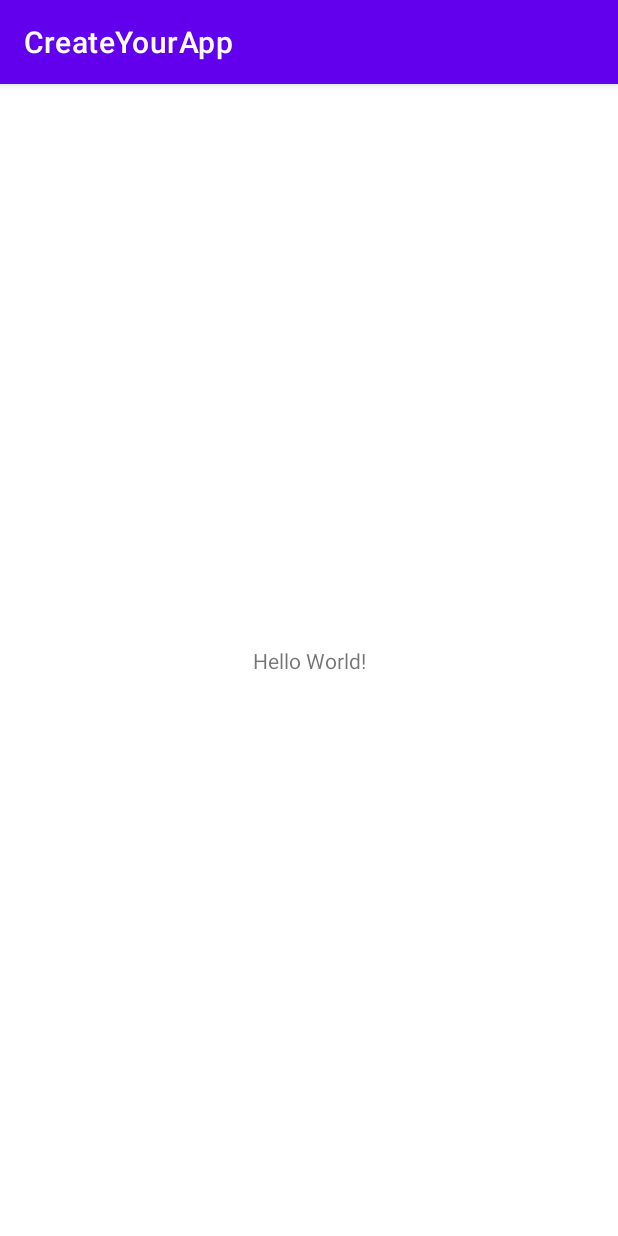
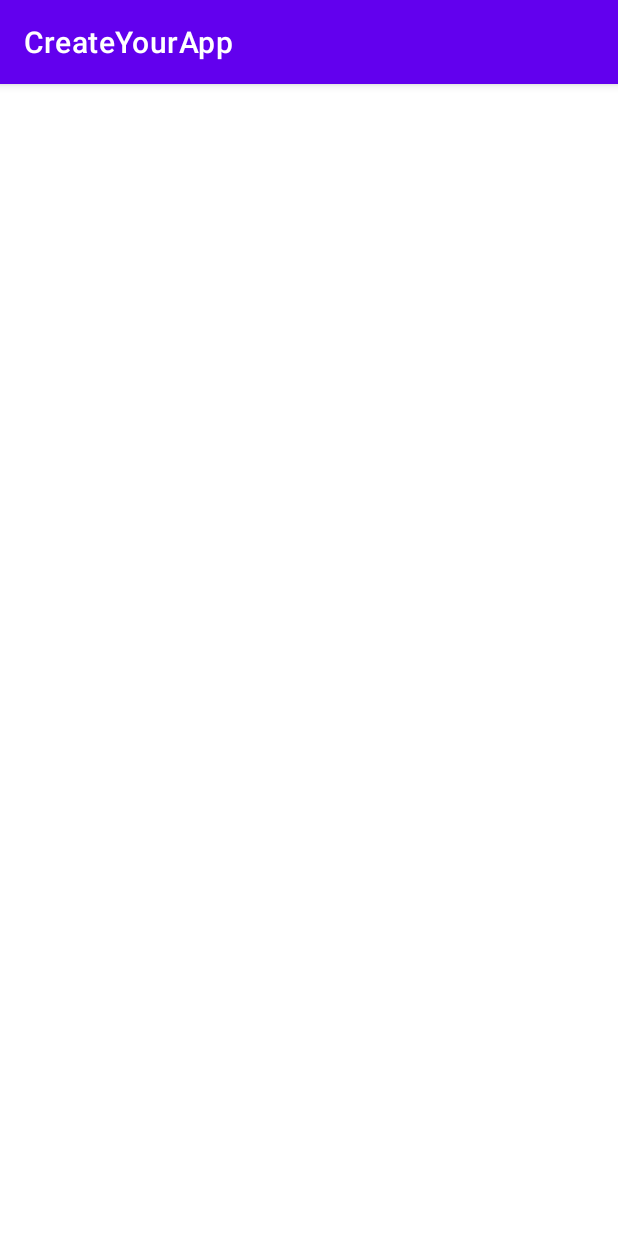
Before and after one commit to android-nerdies/CreateYourApp, an Android app: the screen it shows after launch (MainActivity), on a phone screen of 412 x 824 dp. Run offline under Robolectric (Android 15) with nearby library versions, the phone set to English and light mode, and no system bars; 1 statement that could not run was skipped.

Commit message:
First Commit

```diff
--- a/app/build.gradle
+++ b/app/build.gradle
@@ -5,7 +5,7 @@ plugins {
 
 android {
     namespace 'com.androidnerds.createyourapp'
-    compileSdk 33
+    compileSdk 34
 
     defaultConfig {
         applicationId "com.androidnerds.createyourapp"
--- a/app/src/main/AndroidManifest.xml
+++ b/app/src/main/AndroidManifest.xml
@@ -12,6 +12,9 @@
         android:theme="@style/Theme.CreateYourApp"
         tools:targetApi="31">
         <activity
+            android:name=".BaseActivity"
+            android:exported="false" />
+        <activity
             android:name=".MainActivity"
             android:exported="true">
             <intent-filter>
--- a/app/src/main/res/layout/activity_main.xml
+++ b/app/src/main/res/layout/activity_base.xml
@@ -4,15 +4,6 @@
     xmlns:tools="http://schemas.android.com/tools"
     android:layout_width="match_parent"
     android:layout_height="match_parent"
-    tools:context=".MainActivity">
-
-    <TextView
-        android:layout_width="wrap_content"
-        android:layout_height="wrap_content"
-        android:text="Hello World!"
-        app:layout_constraintBottom_toBottomOf="parent"
-        app:layout_constraintEnd_toEndOf="parent"
-        app:layout_constraintStart_toStartOf="parent"
-        app:layout_constraintTop_toTopOf="parent" />
+    tools:context=".BaseActivity">
 
 </androidx.constraintlayout.widget.ConstraintLayout>
```
Also changed, not shown: app/src/main/java/com/androidnerds/createyourapp/BaseActivity.kt (renamed from settings.gradle, +18 -14 lines).
